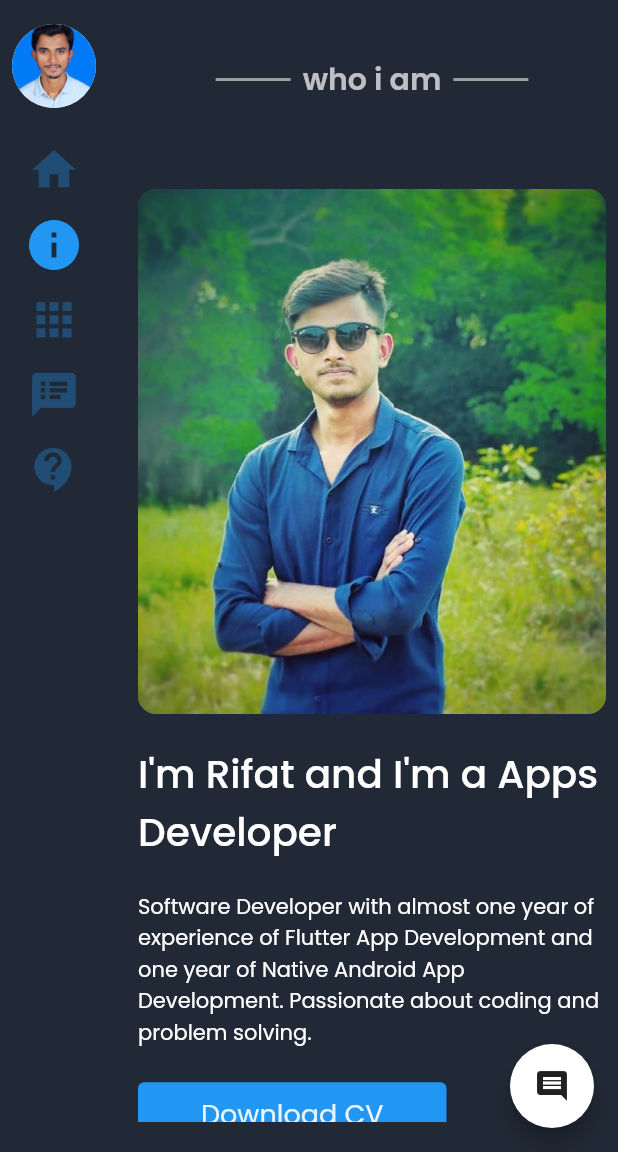
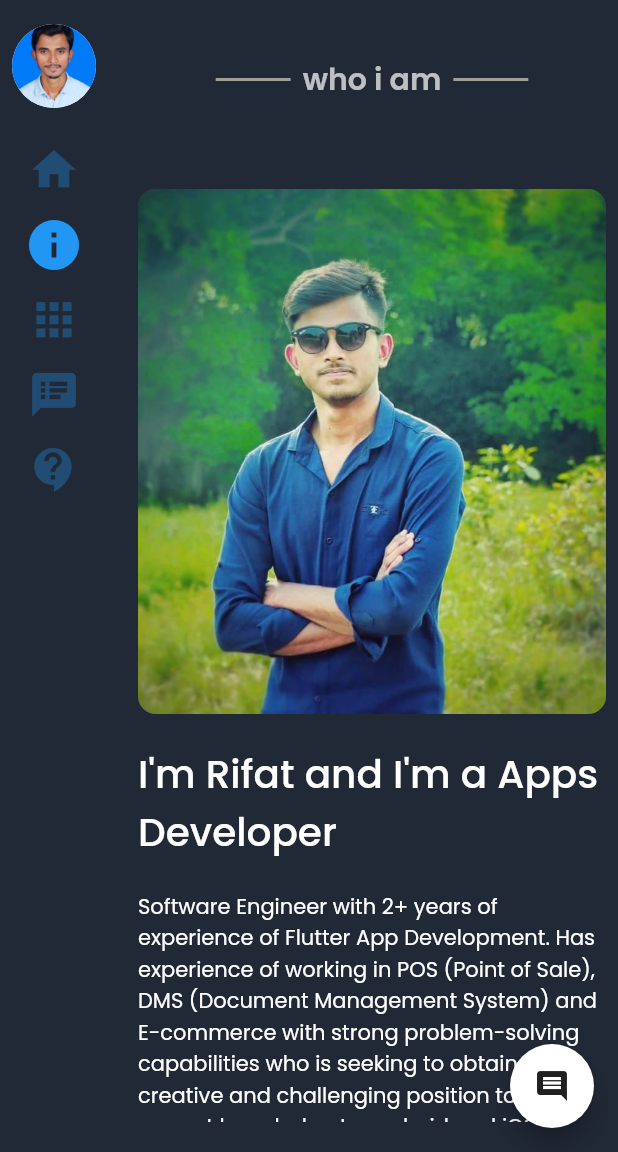
Before and after one commit to rifathossain82/my_portfolio_flutter, a Flutter app: the screen it shows after launch, after a tap on "ABOUT", on a phone screen of 412 x 824 dp, the part 84-1236 px from its top. Run offline on Flutter 3.47's test engine with Material 2 defaults, Android fonts, the phone set to English and light mode, and no system bars; drawn by our look-alikes of overlay_support; our stand-ins replace animated_splash_screen, animated_text_kit, auto_size_text, carousel_slider, font_awesome_flutter, get_it and 3 more.

Commit message:
v - 1.0.2

```diff
--- a/lib/constraints/strings.dart
+++ b/lib/constraints/strings.dart
@@ -1,6 +1,6 @@
 String app_name = 'RIFAT HOSSAIN';
 String my_name = 'Rifat Hossain';
-String footer_text = 'All rights reserved by officialrifat82@gmail.com';
+String footer_text = 'All rights reserved by appdev.rifathossain@gmail.com';
 
 //navbar item name
 String home_ = 'HOME';
@@ -29,15 +29,15 @@ List<String> appBar_name = [
 String title1 = 'HI! I\'M RIFAT';
 String title2 = 'Flutter Apps Developer';
 String description = '''
-Software Developer with almost one year of experience of Flutter App Development and one year of Native Android App Development. Passionate about coding and problem solving.''';
+Software Engineer with 2+ years of experience of Flutter App Development. Has experience of working in POS (Point of Sale), DMS (Document Management System) and E-commerce with strong problem-solving capabilities who is seeking to obtain a creative and challenging position to utilizes current knowledge to android and iOS apps development. Extremely passionate towards software architecture and design combined with sensitivity to serve the needs to the business balanced with the delivery of high-quality solutions.''';
 String hireMe = 'Hire me';
 
 //all social link of mine
-String fb_url = 'https://www.facebook.com/dev.rifathossain';
+String fb_url = 'https://www.facebook.com/appdev.rifathossain/';
 String twitter_url = 'https://twitter.com/rifathossain82';
 String instagram_url = 'https://www.instagram.com/rh_rifat220/';
 String linkedin_url = 'https://www.linkedin.com/in/rifathossain82/';
-String github_url = 'https://github.com/rifathossain82';
+String github_url = 'https://github.com/rifathossain82/';
 String fiverr_url = 'https://www.fiverr.com/rifathossain82';
 String youTube_url = 'https://www.youtube.com/channel/UCHQjehNirRNYmWtYK0rh9jg';
 
@@ -65,38 +65,48 @@ String content_about1 =
 String content_about3 =
     'In publishing and graphic design, Lorem ipsum is a placeholder text commonly used to demonstrate the visual form of a document or a typeface without relying on meaningful content. Lorem ipsum may be used as a placeholder before the final copy is available.';
 
-String education1_title = 'Diploma in Computer Engineering';
-String education1_institute = 'Feni Polytechnic Institute';
-String education1_duration = '2017 - 2021';
-String education1_result = 'Appeared';
+String education1_title = '10th Boards';
+String education1_institute = 'Kandughar B.B.S. High School';
+String education1_duration = '01/2012 - 03/2017';
+String education1_result = '4.36';
 
-String education2_title = '10th Boards';
-String education2_institute = 'Kandughar B.B.S. High School';
-String education2_duration = '01/2012 - 03/2017';
-String education2_result = '4.36';
+String education2_title = 'Diploma in Computer Engineering';
+String education2_institute = 'Feni Polytechnic Institute';
+String education2_duration = '2017 - 2021';
+String education2_result = '3.64';
+
+String education3_title = 'B.Sc in CSE';
+String education3_institute = 'Northern University Bangladesh';
+String education3_duration = '2023 - Present';
+String education3_result = '...';
 
 String certificate_title = 'Android Apps Development Using Java';
 String certificate_institute = 'Universal Technology Corporation';
 String certificate_institute_address = 'Dr. para, Feni, Bangladesh.';
-String certificate_duration = '02/2019 - 11/2021';
+String certificate_duration = '02/2019 - 03/2021';
 String certificate_result = 'Successfully Completed';
 
 String certificate2_title = 'Mobile Game & Applications Using Flutter';
 String certificate2_institute = 'Ezze Technology Limited';
 String certificate2_institute_address =
     '49, Software Technology Park, Janata Tower (7th floor), Kawran Bazar, Dhaka-1215.';
-String certificate2_duration = '10/2021 - 01/2022';
+String certificate2_duration = '08/2021 - 01/2022';
 String certificate2_result = 'Successfully Completed';
 
-String experience1_title = 'Flutter App Developer';
-String experience1_companyName = 'Web Point Limited';
-String experience1_duration = '15 March 2022 - Present';
-String experience1_location = 'Chittagong';
+String experience1_title = 'Junior Flutter App Developer';
+String experience1_companyName = 'Universal Technology Corporation';
+String experience1_duration = '01 April 2021 - 10 March 2022';
+String experience1_location = 'Feni';
 
-String experience2_title = 'Intern Flutter Developer';
-String experience2_companyName = 'Skill Based Information Technology';
-String experience2_duration = '01 October 2021 - 10 March 2022';
-String experience2_location = 'Feni';
+String experience2_title = 'Flutter App Developer';
+String experience2_companyName = 'Web Point Limited';
+String experience2_duration = '15 March 2022 - 31 October';
+String experience2_location = 'Chittagong';
+
+String experience3_title = 'Software Engineer (Flutter)';
+String experience3_companyName = 'Akaar It Ltd.';
+String experience3_duration = '02 November 2022 - Present';
+String experience3_location = 'Dhaka';
 
 List<String> my_images = [
   'images/aboutPage_image/20201203_110907.jpg',
@@ -321,7 +331,7 @@ String blog6_detailsdes1 =
 String address_Title = 'Address';
 String address_present_title = 'Present Address';
 String address_permanent_title = 'Permanent Address';
-String address_present = 'New CDA, Chittagong, Bangladesh';
+String address_present = 'Sector 14, Uttara, Dhaka, Bangladesh';
 String address_permanent = 'Kandughar, B-para, Comilla, Chittagong, Bangladesh';
 
 //hotline
@@ -337,9 +347,9 @@ String hotline3 = '01585002495';
 String email_titile = 'Email';
 String email_official_titile = 'Official';
 String email_personal_titile = 'Personal';
-String email_1 = 'officialrifat82@gmail.com';
-String email_2 = 'rhrifat940279@gmail.com';
-String email_3 = 'rh5256220@gmail.com';
+String email_1 = 'appdev.rifathossain@gmail.com';
+String email_2 = 'officialrifat82@gmail.com';
+String email_3 = 'rhrifat940279@gmail.com';
 
 //all images of app
 
@@ -357,7 +367,7 @@ String my_skillsImage = 'images/aboutPage_image/skills.jpg';
 String my_eduImage = 'images/aboutPage_image/edu.png';
 String my_experience = 'images/aboutPage_image/experience.jpg';
 String certifiedImage = 'images/aboutPage_image/courses.jpg';
-String cv_download_link = 'https://bparatoday.com/CV_of_Rifat_Hossain.pdf';
+String cv_download_link = 'https://drive.google.com/file/d/1rjYC_GYCTJv7lK6gooKkXFIzYEfIjc8b/view?usp=sharing';
 
 //project page (total project 19 (flutter,android, desktop))
 //flutter apps image
--- a/lib/pages/about/aboutPage.dart
+++ b/lib/pages/about/aboutPage.dart
@@ -295,7 +295,7 @@ class _AboutPageState extends State<AboutPage> {
   }
 
   Widget download_cv() {
-    return RaisedButton(
+    return MaterialButton(
       color: Colors.blue,
       shape: RoundedRectangleBorder(borderRadius: BorderRadius.circular(4)),
       onPressed: () {
@@ -372,7 +372,7 @@ class _AboutPageState extends State<AboutPage> {
             ],
           ),
         ),
-        Expanded(child: skills_body('''Desktop Application'''))
+        Expanded(child: skills_body('''Java Swift'''))
       ],
     );
   }
@@ -409,7 +409,7 @@ class _AboutPageState extends State<AboutPage> {
       mainAxisAlignment: MainAxisAlignment.center,
       crossAxisAlignment: CrossAxisAlignment.start,
       children: [
-        //college
+        //school
         Text(education1_title,style: GoogleFonts.poppins(fontSize: 22,fontWeight: FontWeight.w500),),
         Text(education1_institute,style: GoogleFonts.poppins(fontSize: 17,fontWeight: FontWeight.w400),),
         Row(
@@ -421,13 +421,25 @@ class _AboutPageState extends State<AboutPage> {
 
         SizedBox(height: 50,),
 
-        //school
+        //college
         Text(education2_title,style: GoogleFonts.poppins(fontSize: 22,fontWeight: FontWeight.w500),),
         Text(education2_institute,style: GoogleFonts.poppins(fontSize: 17,fontWeight: FontWeight.w400),),
         Row(
           children: [
             Expanded(child: Text(education2_duration,style: GoogleFonts.poppins(fontSize: 14,fontStyle: FontStyle.italic),)),
             Text(education2_result,style: GoogleFonts.poppins(fontSize: 14,fontStyle: FontStyle.italic,color: Colors.red)),
+          ],
+        ),
+
+        SizedBox(height: 50,),
+
+        //college
+        Text(education3_title,style: GoogleFonts.poppins(fontSize: 22,fontWeight: FontWeight.w500),),
+        Text(education3_institute,style: GoogleFonts.poppins(fontSize: 17,fontWeight: FontWeight.w400),),
+        Row(
+          children: [
+            Expanded(child: Text(education3_duration,style: GoogleFonts.poppins(fontSize: 14,fontStyle: FontStyle.italic),)),
+            Text(education3_result,style: GoogleFonts.poppins(fontSize: 14,fontStyle: FontStyle.italic,color: Colors.red)),
           ],
         ),
 
@@ -473,7 +485,7 @@ class _AboutPageState extends State<AboutPage> {
       mainAxisAlignment: MainAxisAlignment.center,
       crossAxisAlignment: CrossAxisAlignment.start,
       children: [
-        //college
+        //utc
         Text(experience1_title,style: GoogleFonts.poppins(fontSize: 22,fontWeight: FontWeight.w500),),
         Text(experience1_companyName,style: GoogleFonts.poppins(fontSize: 17,fontWeight: FontWeight.w400),),
         Row(
@@ -485,13 +497,25 @@ class _AboutPageState extends State<AboutPage> {
 
         SizedBox(height: 50,),
 
-        //school
+        //web point
         Text(experience2_title,style: GoogleFonts.poppins(fontSize: 22,fontWeight: FontWeight.w500),),
         Text(experience2_companyName,style: GoogleFonts.poppins(fontSize: 17,fontWeight: FontWeight.w400),),
         Row(
           children: [
             Expanded(child: Text(experience2_duration,style: GoogleFonts.poppins(fontSize: 14,fontStyle: FontStyle.italic),)),
             Text(experience2_location,style: GoogleFonts.poppins(fontSize: 14,fontStyle: FontStyle.italic,color: Colors.red)),
+          ],
+        ),
+
+        SizedBox(height: 50,),
+
+        //akaar it ltd.
+        Text(experience3_title,style: GoogleFonts.poppins(fontSize: 22,fontWeight: FontWeight.w500),),
+        Text(experience3_companyName,style: GoogleFonts.poppins(fontSize: 17,fontWeight: FontWeight.w400),),
+        Row(
+          children: [
+            Expanded(child: Text(experience3_duration,style: GoogleFonts.poppins(fontSize: 14,fontStyle: FontStyle.italic),)),
+            Text(experience3_location,style: GoogleFonts.poppins(fontSize: 14,fontStyle: FontStyle.italic,color: Colors.red)),
           ],
         ),
 
--- a/lib/pages/home/homepage.dart
+++ b/lib/pages/home/homepage.dart
@@ -141,11 +141,11 @@ class _HomepageState extends State<Homepage> {
   }
 
   Widget hire_me() {
-    return RaisedButton(
+    return MaterialButton(
       color: Colors.blue,
       shape: RoundedRectangleBorder(borderRadius: BorderRadius.circular(4)),
       onPressed: () {
-        _launchURL(fiverr_url);
+        _launchURL(linkedin_url);
       },
       child: Padding(
         padding: EdgeInsets.symmetric(vertical: 8, horizontal: 26),
```
Also changed, not shown: pubspec.lock.
